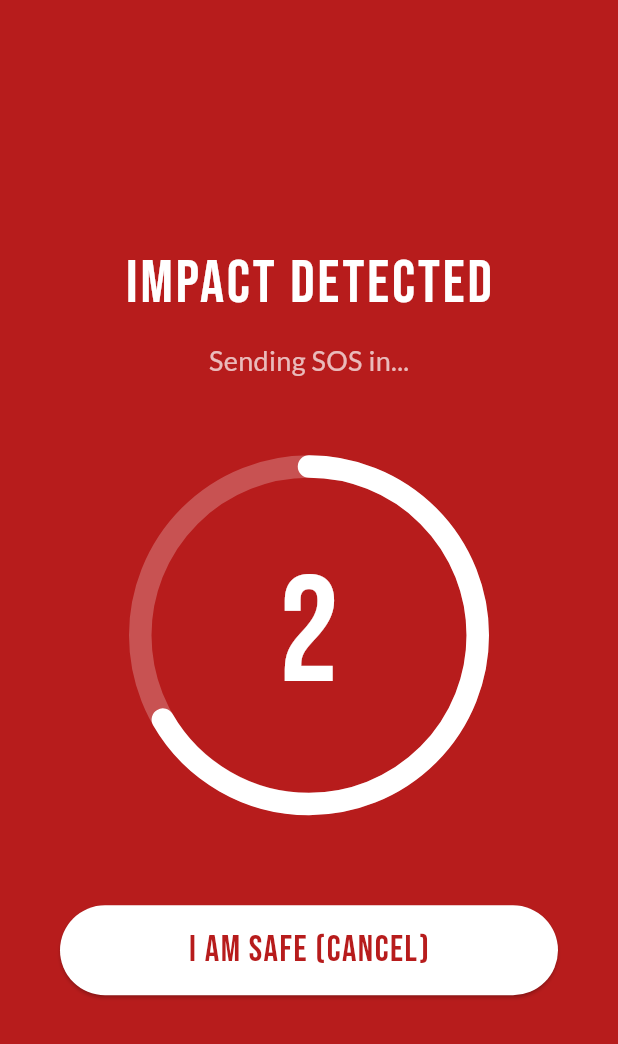
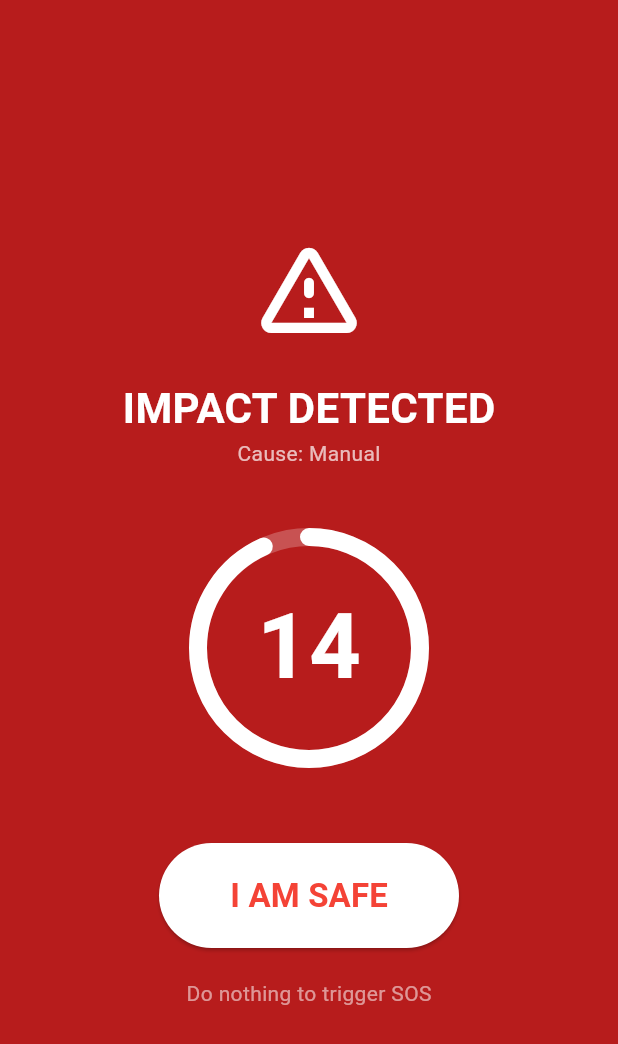
Before and after one commit to sushant-me/TechSprint_team_innovators, a Flutter app: the screen it shows after launch, after a tap on "TEST TRIGGER UI", on a phone screen of 412 x 824 dp. Shown: the top 1044 px of the screen. Run offline on Flutter 3.47's test engine with Material 3 defaults, Android fonts, the phone set to English and light mode, and no system bars; drawn by our look-alikes of percent_indicator; our stand-ins replace geolocator, permission_handler, sensors_plus, shared_preferences, vibration; missing offline and left inert: ghostsignal, nearby_connections, tflite_audio, torch_light.

Commit message:
Refactor CountdownScreen with triggerCause and UI updates
Refactor CountdownScreen to include triggerCause and update countdown logic. Replace deprecated methods and improve UI elements.

```diff
--- a/lib/screens/countdown_screen.dart
+++ b/lib/screens/countdown_screen.dart
@@ -1,206 +1,122 @@
 import 'dart:async';
 import 'package:flutter/material.dart';
-import 'package:google_fonts/google_fonts.dart';
 import 'package:percent_indicator/circular_percent_indicator.dart';
 import 'package:vibration/vibration.dart';
-import 'package:torch_light/torch_light.dart';
-import 'package:ghost_signal/services/mesh_service.dart'; // Import Mesh Service
+import 'package:ghostsignal/screens/safety_check_screen.dart';
+import 'package:ghostsignal/services/siren_service.dart';
 
 class CountdownScreen extends StatefulWidget {
-  const CountdownScreen({super.key});
-
+  final String triggerCause;
+  const CountdownScreen({super.key, this.triggerCause = "Manual"});
   @override
   State<CountdownScreen> createState() => _CountdownScreenState();
 }
 
 class _CountdownScreenState extends State<CountdownScreen> {
-  int _timeLeft = 3;
-  double _percent = 1.0;
+  late int _timeLeft;
   Timer? _timer;
-  bool _isCritical = false; // State when timer hits 0
-
-  // Create an instance of our Mesh Service
-  final MeshService _meshService = MeshService();
+  final SirenService _siren = SirenService();
 
   @override
   void initState() {
     super.initState();
-    startCountdown();
+    // Voice = Urgent (5s), Motion = Standard (15s)
+    _timeLeft = (widget.triggerCause == "Voice") ? 5 : 15;
+    _startTimer();
   }
 
-  void startCountdown() {
-    // 1. Start Aggressive Vibration (Heartbeat pattern)
-    // pattern: [wait, vibrate, wait, vibrate...]
-    Vibration.vibrate(
-        pattern: [500, 1000, 500, 1000, 500, 1000],
-        intensities: [128, 255, 128, 255, 128, 255]);
-
-    _timer = Timer.periodic(const Duration(seconds: 1), (timer) {
-      if (!mounted) return; // Safety check
-
+  void _startTimer() {
+    Vibration.vibrate(pattern: [500, 500], repeat: 1);
+    _timer = Timer.periodic(const Duration(seconds: 1), (t) {
+      if (!mounted) return;
       setState(() {
-        if (_timeLeft > 0) {
+        if (_timeLeft > 0)
           _timeLeft--;
-          _percent = _timeLeft / 3; // Calculate percentage for circle
-        } else {
-          // 2. TIME IS UP -> TRIGGER SOS
-          _isCritical = true;
+        else {
           _timer?.cancel();
-          triggerSOS();
+          _goToSafetyCheck();
         }
       });
     });
   }
 
-  Future<void> triggerSOS() async {
-    // STOP Vibration loop and start CONTINUOUS SOS Vibration
-    Vibration.cancel();
-    Vibration.vibrate(duration: 10000); // Vibrate for 10 seconds straight
-
-    // FLASH LIGHT LOGIC (Uncomment on Real Device)
-    /*
-    try {
-      await TorchLight.enableTorch();
-      // Add strobe logic here later
-    } catch (e) {
-      // Handle error
-    }
-    */
-
-    // --- START OFFLINE MESH BROADCAST ---
-    print("GHOST SIGNAL: INITIALIZING MESH NETWORK...");
-
-    // 1. Ensure we have permission to use Bluetooth/Location
-    await _meshService.checkPermissions();
-
-    // 2. Start Broadcasting "SOS" to nearby phones
-    await _meshService.startBroadcastingSOS();
-
-    print("GHOST SIGNAL BROADCASTING: SOS PACKETS ARE FLYING!");
-
-    // TODO: Send SMS as Backup (Next Phase)
+  void _goToSafetyCheck() {
+    Navigator.pushReplacement(
+        context,
+        MaterialPageRoute(
+            builder: (context) =>
+                SafetyCheckScreen(triggerCause: widget.triggerCause)));
   }
 
-  void cancelSOS() {
+  void _cancel() {
     _timer?.cancel();
     Vibration.cancel();
-    // Stop broadcasting if we cancel (Optional, but good practice)
-    // Nearby().stopAdvertising();
-    Navigator.pop(context); // Go back to Home Screen
+    _siren.stopSiren();
+    Navigator.pop(context);
   }
 
   @override
   void dispose() {
     _timer?.cancel();
-    Vibration.cancel();
     super.dispose();
   }
 
   @override
   Widget build(BuildContext context) {
     return Scaffold(
-      // Changes color based on state: Red (Panic) -> Black (Active Mode)
-      backgroundColor: _isCritical ? Colors.black : const Color(0xFFB71C1C),
-      body: SafeArea(
+      backgroundColor: Colors.red[900],
+      body: Center(
         child: Column(
           mainAxisAlignment: MainAxisAlignment.center,
           children: [
-            // TOP TEXT
-            Text(
-              _isCritical ? "GHOST SIGNAL SENT" : "IMPACT DETECTED",
-              style: GoogleFonts.bebasNeue(
-                fontSize: 40,
-                color: Colors.white,
-                letterSpacing: 2,
+            const Icon(Icons.warning_amber_rounded,
+                size: 80, color: Colors.white),
+            const SizedBox(height: 20),
+            Text("IMPACT DETECTED",
+                style: const TextStyle(
+                    fontSize: 28,
+                    color: Colors.white,
+                    fontWeight: FontWeight.bold)),
+            Text("Cause: ${widget.triggerCause}",
+                style: const TextStyle(color: Colors.white70)),
+            const SizedBox(height: 40),
+
+            CircularPercentIndicator(
+              radius: 80.0,
+              lineWidth: 12.0,
+              percent: _timeLeft / ((widget.triggerCause == "Voice") ? 5 : 15),
+              center: Text("$_timeLeft",
+                  style: const TextStyle(
+                      fontSize: 60,
+                      color: Colors.white,
+                      fontWeight: FontWeight.bold)),
+              progressColor: Colors.white,
+              backgroundColor: Colors.white24,
+              circularStrokeCap: CircularStrokeCap.round,
+            ),
+            const SizedBox(height: 50),
+
+            // FIXED: BIG BUTTON (NO SWIPE)
+            SizedBox(
+              width: 200,
+              height: 70,
+              child: ElevatedButton(
+                style: ElevatedButton.styleFrom(
+                    backgroundColor: Colors.white,
+                    shape: RoundedRectangleBorder(
+                        borderRadius: BorderRadius.circular(35))),
+                onPressed: _cancel,
+                child: const Text("I AM SAFE",
+                    style: TextStyle(
+                        color: Colors.red,
+                        fontSize: 22,
+                        fontWeight: FontWeight.bold)),
               ),
             ),
 
-            const SizedBox(height: 10),
-
-            Text(
-              _isCritical
-                  ? "Rescuers are being notified via Mesh."
-                  : "Sending SOS in...",
-              style: GoogleFonts.lato(
-                fontSize: 18,
-                color: Colors.white70,
-              ),
-            ),
-
-            const SizedBox(height: 50),
-
-            // THE COUNTDOWN CIRCLE
-            if (!_isCritical)
-              CircularPercentIndicator(
-                radius: 120.0,
-                lineWidth: 15.0,
-                percent: _percent,
-                center: Text(
-                  "$_timeLeft",
-                  style: GoogleFonts.bebasNeue(
-                    fontSize: 100,
-                    color: Colors.white,
-                  ),
-                ),
-                progressColor: Colors.white,
-                backgroundColor: Colors.white24,
-                circularStrokeCap: CircularStrokeCap.round,
-                animation: true,
-                animateFromLastPercent: true,
-                animationDuration: 1000,
-              ),
-
-            // THE SIGNAL ICON (Appears after countdown)
-            if (_isCritical)
-              const Icon(
-                Icons.wifi_tethering_error_rounded, // The "Signal" Icon
-                size: 200,
-                color: Colors.redAccent,
-              ),
-
-            const SizedBox(height: 60),
-
-            // CANCEL BUTTON
-            if (!_isCritical)
-              Padding(
-                padding: const EdgeInsets.symmetric(horizontal: 40),
-                child: SizedBox(
-                  width: double.infinity,
-                  height: 60,
-                  child: ElevatedButton(
-                    onPressed: cancelSOS,
-                    style: ElevatedButton.styleFrom(
-                      backgroundColor: Colors.white,
-                      shape: RoundedRectangleBorder(
-                        borderRadius: BorderRadius.circular(30),
-                      ),
-                    ),
-                    child: Text(
-                      "I AM SAFE (CANCEL)",
-                      style: GoogleFonts.bebasNeue(
-                        fontSize: 24,
-                        color: const Color(0xFFB71C1C),
-                        letterSpacing: 1,
-                      ),
-                    ),
-                  ),
-                ),
-              ),
-
-            // POST-TRIGGER STATUS TEXT
-            if (_isCritical)
-              Padding(
-                padding: const EdgeInsets.all(20.0),
-                child: Text(
-                  "Beacon Active.\nBattery Optimization: ON\nMesh Network: BROADCASTING",
-                  textAlign: TextAlign.center,
-                  style: GoogleFonts.sourceCodePro(
-                    // Hacker style font
-                    color: Colors.greenAccent,
-                    fontSize: 14,
-                  ),
-                ),
-              )
+            const SizedBox(height: 20),
+            const Text("Do nothing to trigger SOS",
+                style: TextStyle(color: Colors.white54)),
           ],
         ),
       ),
```
